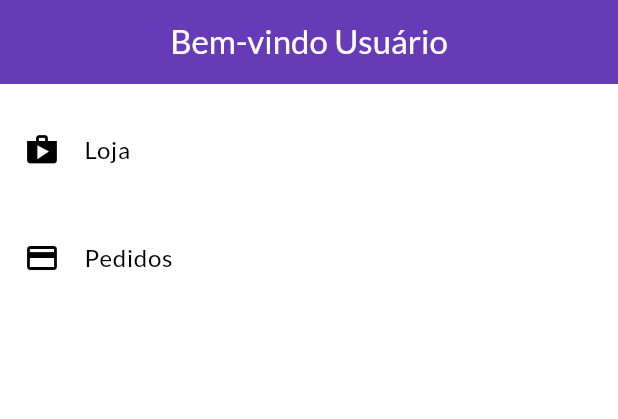
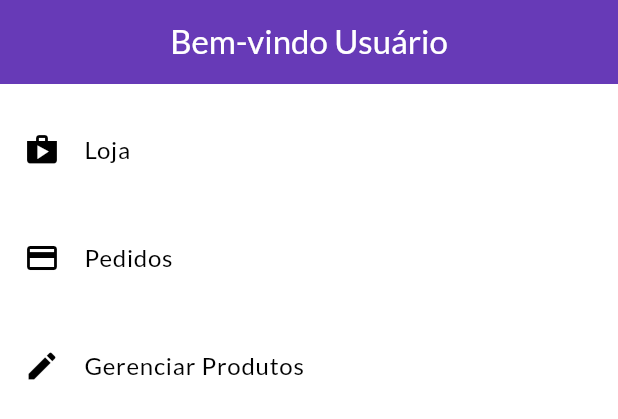
Before and after one commit to evertonbrunosds/Shop, a Flutter app: the AppDrawer widget shown alone on an empty page, opened directly, on a phone screen of 412 x 824 dp. Shown: the top 419 px of the screen. Run offline on Flutter 3.47's test engine with Material 3 defaults, Android fonts, the phone set to English and light mode, and no system bars; network calls fail.

Commit message:
feat: adiciona página de gerenciamento de produtos e atualiza rotas

```diff
--- a/lib/components/app_drawer.dart
+++ b/lib/components/app_drawer.dart
@@ -33,6 +33,14 @@ class AppDrawer extends StatelessWidget {
               Navigator.of(context).pushReplacementNamed(AppRoutes.orders);
             },
           ),
+          Divider(),
+          ListTile(
+            leading: Icon(Icons.edit),
+            title: Text('Gerenciar Produtos'),
+            onTap: () {
+              Navigator.of(context).pushReplacementNamed(AppRoutes.products);
+            },
+          ),
         ],
       ),
     );
--- a/lib/main.dart
+++ b/lib/main.dart
@@ -6,6 +6,7 @@ import 'package:shop/models/product_list.dart';
 import 'package:shop/pages/cart_page.dart';
 import 'package:shop/pages/orders_page.dart';
 import 'package:shop/pages/product_detail_page.dart';
+import 'package:shop/pages/product_page.dart';
 import 'package:shop/pages/products_overview_page.dart';
 import 'package:shop/utils/app_routes.dart';
 
@@ -37,6 +38,7 @@ class MyApp extends StatelessWidget {
           AppRoutes.productDetail: (ctx) => ProductDetailPage(),
           AppRoutes.cart: (ctx) => CartPage(),
           AppRoutes.orders: (ctx) => OrdersPage(),
+          AppRoutes.products: (ctx) => ProductPage(),
         },
         debugShowCheckedModeBanner: false,
       ),
--- a/lib/utils/app_routes.dart
+++ b/lib/utils/app_routes.dart
@@ -6,4 +6,5 @@ class AppRoutes {
   static const userProduct = '/user-products';
   static const editProduct = '/edit-product';
   static const auth = '/auth';
+  static const products = '/products';
 }
```
Also changed, not shown: lib/pages/product_page.dart (added, +38 -0 lines).
